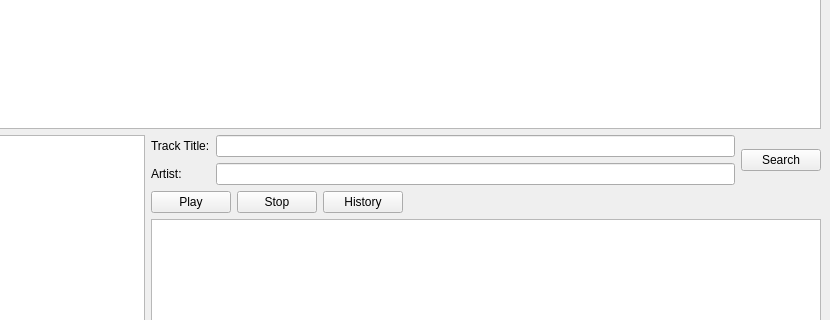
This is rave/sedric/mainwindow.ui in pgathogo/raven as Qt 5 draws it before an edit; both pictures show x 114 to 944 and y 236 to 556 of the 944 by 687 pixel window. The edited form follows.
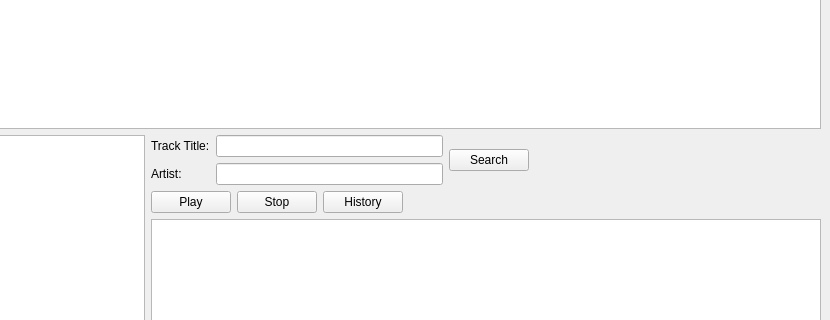
This is the edited form.

Diff of the .ui file:
```diff
--- a/rave/sedric/mainwindow.ui
+++ b/rave/sedric/mainwindow.ui
@@ -200,6 +200,19 @@
             </property>
            </widget>
           </item>
+          <item>
+           <spacer name="horizontalSpacer_3">
+            <property name="orientation">
+             <enum>Qt::Horizontal</enum>
+            </property>
+            <property name="sizeHint" stdset="0">
+             <size>
+              <width>40</width>
+              <height>20</height>
+             </size>
+            </property>
+           </spacer>
+          </item>
           <item>
            <layout class="QHBoxLayout" name="hlVolumeMeter"/>
           </item>
```
